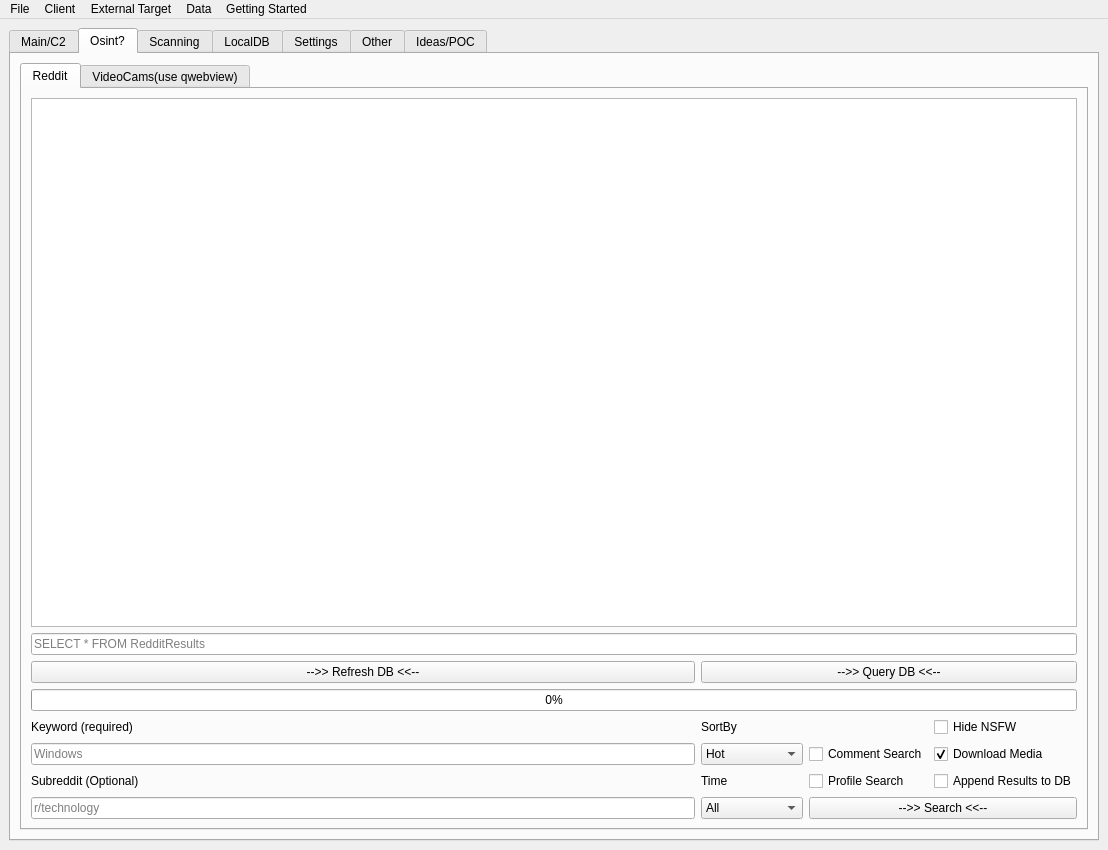
First picture: the form in gui.ui, repository ryanq47/WhisperNet, before the edit.
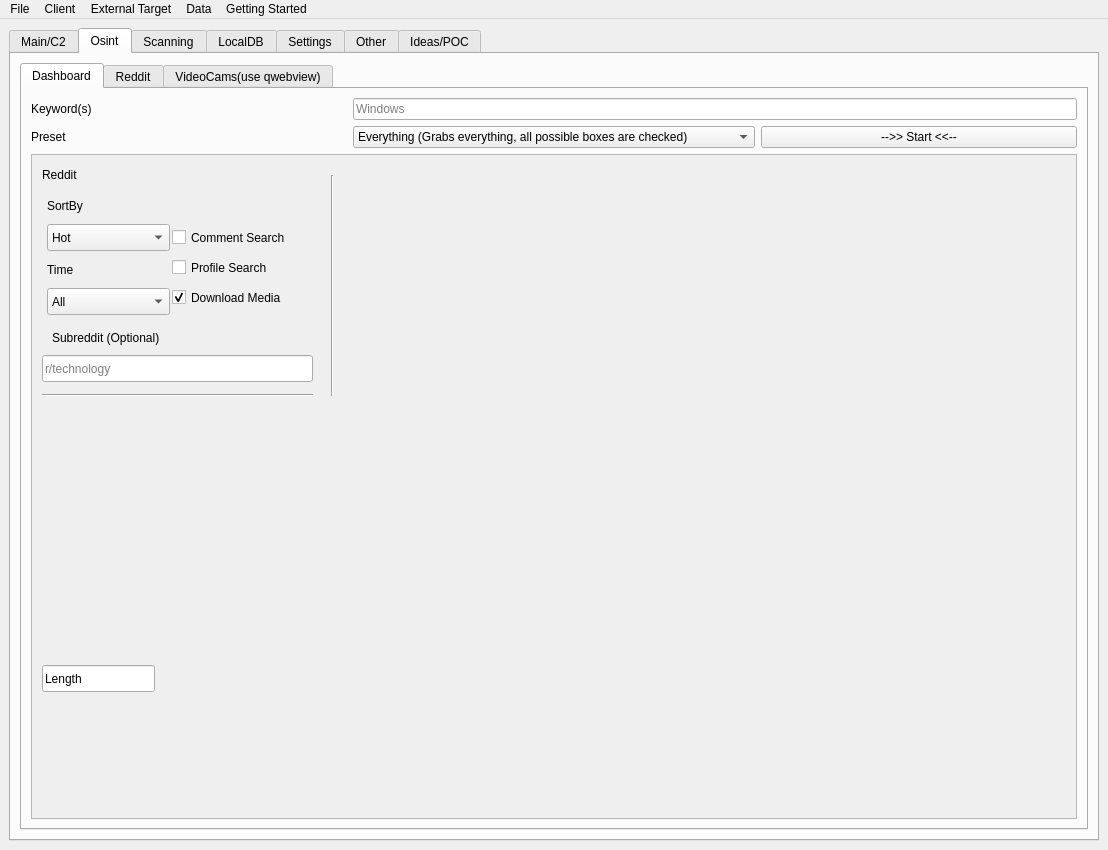
Second picture: the form after the edit. The open tabs and pages were chosen to show the change. Icons and pictures are not drawn.

Commit message: added dashboard for osint

What changed in the file:
```diff
--- a/gui.ui
+++ b/gui.ui
@@ -317,7 +317,7 @@
       </widget>
       <widget class="QWidget" name="tab_4">
        <attribute name="title">
-        <string>Osint?</string>
+        <string>Osint</string>
        </attribute>
        <layout class="QGridLayout" name="gridLayout_5">
         <item row="0" column="0">
@@ -325,6 +325,313 @@
           <property name="currentIndex">
            <number>0</number>
           </property>
+          <widget class="QWidget" name="tab_12">
+           <attribute name="title">
+            <string>Dashboard</string>
+           </attribute>
+           <layout class="QGridLayout" name="gridLayout_8">
+            <item row="0" column="0">
+             <widget class="QLabel" name="label_7">
+              <property name="text">
+               <string>Keyword(s) </string>
+              </property>
+             </widget>
+            </item>
+            <item row="0" column="1" colspan="2">
+             <widget class="QLineEdit" name="osint_reddit_keyword_2">
+              <property name="placeholderText">
+               <string>Windows</string>
+              </property>
+             </widget>
+            </item>
+            <item row="1" column="0">
+             <widget class="QLabel" name="label_24">
+              <property name="text">
+               <string>Preset</string>
+              </property>
+             </widget>
+            </item>
+            <item row="1" column="1">
+             <widget class="QComboBox" name="comboBox_3">
+              <item>
+               <property name="text">
+                <string>Everything (Grabs everything, all possible boxes are checked)</string>
+               </property>
+              </item>
+              <item>
+               <property name="text">
+                <string>Username (pulls data with specific username in it)</string>
+               </property>
+              </item>
+              <item>
+               <property name="text">
+                <string>Everythign Keyword (grabs wverything based off of specific keyword)</string>
+               </property>
+              </item>
+              <item>
+               <property name="text">
+                <string>Custom (Nothing checked, up to user)</string>
+               </property>
+              </item>
+             </widget>
+            </item>
+            <item row="1" column="2">
+             <widget class="QPushButton" name="portscan_start_5">
+              <property name="text">
+               <string>--&gt;&gt; Start &lt;&lt;--</string>
+              </property>
+             </widget>
+            </item>
+            <item row="2" column="0" colspan="3">
+             <widget class="QScrollArea" name="scrollArea_2">
+              <property name="widgetResizable">
+               <bool>true</bool>
+              </property>
+              <widget class="QWidget" name="scrollAreaWidgetContents_2">
+               <property name="geometry">
+                <rect>
+                 <x>0</x>
+                 <y>0</y>
+                 <width>1044</width>
+                 <height>638</height>
+                </rect>
+               </property>
+               <widget class="QLabel" name="label_11">
+                <property name="geometry">
+                 <rect>
+                  <x>10</x>
+                  <y>10</y>
+                  <width>66</width>
+                  <height>19</height>
+                 </rect>
+                </property>
+                <property name="text">
+                 <string>Reddit</string>
+                </property>
+               </widget>
+               <widget class="QLineEdit" name="lineEdit_6">
+                <property name="geometry">
+                 <rect>
+                  <x>10</x>
+                  <y>510</y>
+                  <width>113</width>
+                  <height>27</height>
+                 </rect>
+                </property>
+                <property name="text">
+                 <string>Length</string>
+                </property>
+               </widget>
+               <widget class="QCheckBox" name="osint_reddit_onlycomments_2">
+                <property name="geometry">
+                 <rect>
+                  <x>140</x>
+                  <y>70</y>
+                  <width>140</width>
+                  <height>25</height>
+                 </rect>
+                </property>
+                <property name="toolTip">
+                 <string>Search ONLY for comments with &quot;KEYWORD&quot; in the text</string>
+                </property>
+                <property name="text">
+                 <string>Comment Search</string>
+                </property>
+                <property name="checkable">
+                 <bool>true</bool>
+                </property>
+                <property name="checked">
+                 <bool>false</bool>
+                </property>
+               </widget>
+               <widget class="QComboBox" name="combo_time_2">
+                <property name="geometry">
+                 <rect>
+                  <x>15</x>
+                  <y>133</y>
+                  <width>123</width>
+                  <height>27</height>
+                 </rect>
+                </property>
+                <item>
+                 <property name="text">
+                  <string>All</string>
+                 </property>
+                </item>
+                <item>
+                 <property name="text">
+                  <string>Year</string>
+                 </property>
+                </item>
+                <item>
+                 <property name="text">
+                  <string>Month</string>
+                 </property>
+                </item>
+                <item>
+                 <property name="text">
+                  <string>Day</string>
+                 </property>
+                </item>
+                <item>
+                 <property name="text">
+                  <string>Hour</string>
+                 </property>
+                </item>
+               </widget>
+               <widget class="QLabel" name="label_15">
+                <property name="geometry">
+                 <rect>
+                  <x>15</x>
+                  <y>38</y>
+                  <width>123</width>
+                  <height>25</height>
+                 </rect>
+                </property>
+                <property name="text">
+                 <string>SortBy</string>
+                </property>
+               </widget>
+               <widget class="QLabel" name="label_17">
+                <property name="geometry">
+                 <rect>
+                  <x>15</x>
+                  <y>102</y>
+                  <width>123</width>
+                  <height>25</height>
+                 </rect>
+                </property>
+                <property name="text">
+                 <string>Time</string>
+                </property>
+               </widget>
+               <widget class="QCheckBox" name="osint_reddit_onlyprofile_2">
+                <property name="geometry">
+                 <rect>
+                  <x>140</x>
+                  <y>100</y>
+                  <width>140</width>
+                  <height>25</height>
+                 </rect>
+                </property>
+                <property name="toolTip">
+                 <string>Search for a user profile, enter the username in &quot;keyword&quot;</string>
+                </property>
+                <property name="text">
+                 <string>Profile Search</string>
+                </property>
+               </widget>
+               <widget class="QComboBox" name="combo_sort_2">
+                <property name="geometry">
+                 <rect>
+                  <x>15</x>
+                  <y>69</y>
+                  <width>123</width>
+                  <height>27</height>
+                 </rect>
+                </property>
+                <item>
+                 <property name="text">
+                  <string>Hot</string>
+                 </property>
+                </item>
+                <item>
+                 <property name="text">
+                  <string>Top</string>
+                 </property>
+                </item>
+                <item>
+                 <property name="text">
+                  <string>New</string>
+                 </property>
+                </item>
+                <item>
+                 <property name="text">
+                  <string>Controversial</string>
+                 </property>
+                </item>
+                <item>
+                 <property name="text">
+                  <string>Comments</string>
+                 </property>
+                </item>
+               </widget>
+               <widget class="QCheckBox" name="osint_reddit_downloadmedia_2">
+                <property name="geometry">
+                 <rect>
+                  <x>140</x>
+                  <y>130</y>
+                  <width>170</width>
+                  <height>25</height>
+                 </rect>
+                </property>
+                <property name="toolTip">
+                 <string>Download Images/Videos associated with the posts searched</string>
+                </property>
+                <property name="text">
+                 <string>Download Media</string>
+                </property>
+                <property name="checked">
+                 <bool>true</bool>
+                </property>
+               </widget>
+               <widget class="Line" name="line_3">
+                <property name="geometry">
+                 <rect>
+                  <x>10</x>
+                  <y>230</y>
+                  <width>271</width>
+                  <height>21</height>
+                 </rect>
+                </property>
+                <property name="orientation">
+                 <enum>Qt::Horizontal</enum>
+                </property>
+               </widget>
+               <widget class="QLineEdit" name="osint_reddit_subreddit_2">
+                <property name="geometry">
+                 <rect>
+                  <x>10</x>
+                  <y>200</y>
+                  <width>271</width>
+                  <height>27</height>
+                 </rect>
+                </property>
+                <property name="placeholderText">
+                 <string>r/technology</string>
+                </property>
+               </widget>
+               <widget class="QLabel" name="label_23">
+                <property name="geometry">
+                 <rect>
+                  <x>20</x>
+                  <y>170</y>
+                  <width>151</width>
+                  <height>25</height>
+                 </rect>
+                </property>
+                <property name="text">
+                 <string>Subreddit (Optional)</string>
+                </property>
+               </widget>
+               <widget class="Line" name="line_7">
+                <property name="geometry">
+                 <rect>
+                  <x>290</x>
+                  <y>20</y>
+                  <width>21</width>
+                  <height>221</height>
+                 </rect>
+                </property>
+                <property name="orientation">
+                 <enum>Qt::Vertical</enum>
+                </property>
+               </widget>
+              </widget>
+             </widget>
+            </item>
+           </layout>
+          </widget>
           <widget class="QWidget" name="tab_13">
            <attribute name="title">
             <string>Reddit</string>
```
Left out of the diff: 2 changed lines with no effect on the pictures.
